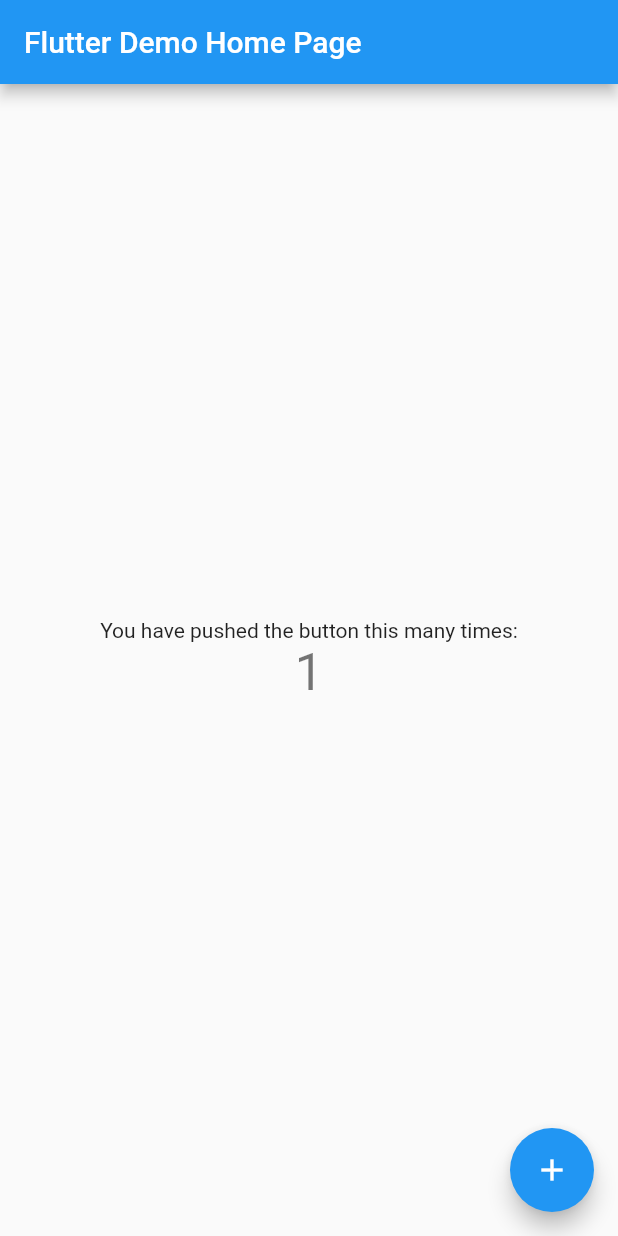
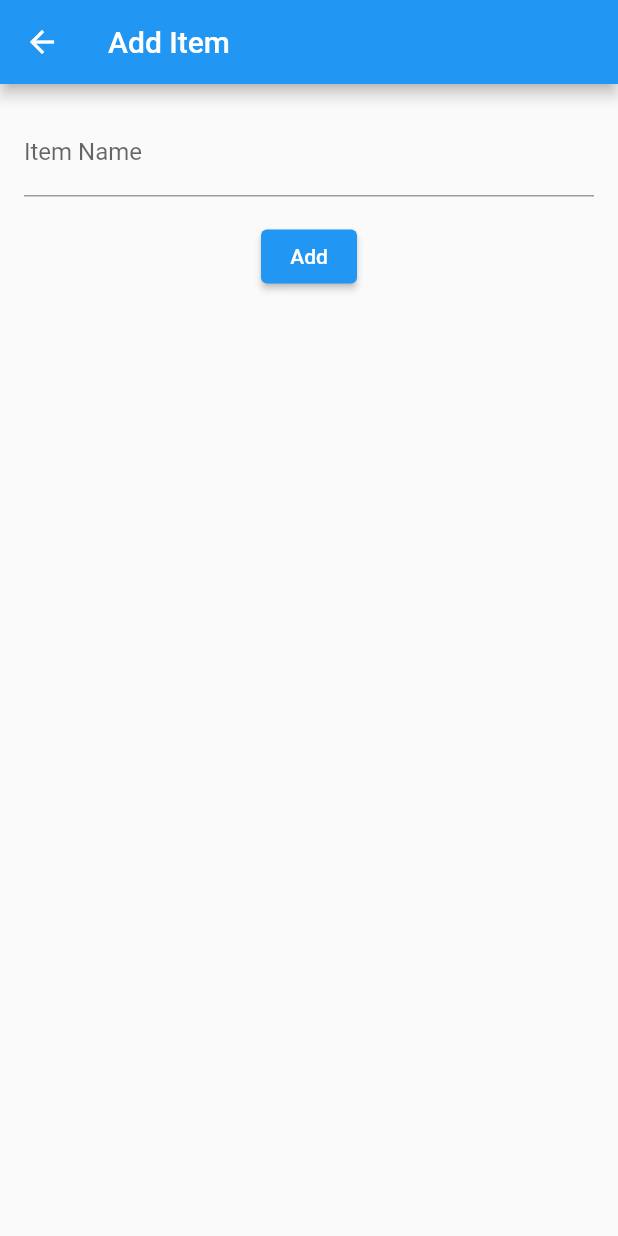
Before and after one commit to akcost/shop-list-app, a Flutter app: the screen it shows after launch, after a tap on the "add" icon, on a phone screen of 412 x 824 dp. Run offline on Flutter 3.47's test engine with Material 2 defaults, Android fonts, the phone set to English and light mode, and no system bars.

Commit message:
Added shopping list screen to display grocery items, a button to add items to the shopping list and checkboxes for grocery items in the list.

```diff
--- a/lib/main.dart
+++ b/lib/main.dart
@@ -1,4 +1,5 @@
 import 'package:flutter/material.dart';
+import 'package:shop_list_app/screens/shopping_list_screen.dart';
 
 void main() {
   runApp(const MyApp());
@@ -7,109 +8,14 @@ void main() {
 class MyApp extends StatelessWidget {
   const MyApp({super.key});
 
-  // This widget is the root of your application.
   @override
   Widget build(BuildContext context) {
     return MaterialApp(
-      title: 'Flutter Demo',
+      title: 'Shopping list',
       theme: ThemeData(
-        // This is the theme of your application.
-        //
-        // Try running your application with "flutter run". You'll see the
-        // application has a blue toolbar. Then, without quitting the app, try
-        // changing the primarySwatch below to Colors.green and then invoke
-        // "hot reload" (press "r" in the console where you ran "flutter run",
-        // or simply save your changes to "hot reload" in a Flutter IDE).
-        // Notice that the counter didn't reset back to zero; the application
-        // is not restarted.
         primarySwatch: Colors.blue,
       ),
-      home: const MyHomePage(title: 'Flutter Demo Home Page'),
+      home: const ShoppingListScreen(),
     );
   }
 }
-
-class MyHomePage extends StatefulWidget {
-  const MyHomePage({super.key, required this.title});
-
-  // This widget is the home page of your application. It is stateful, meaning
-  // that it has a State object (defined below) that contains fields that affect
-  // how it looks.
-
-  // This class is the configuration for the state. It holds the values (in this
-  // case the title) provided by the parent (in this case the App widget) and
-  // used by the build method of the State. Fields in a Widget subclass are
-  // always marked "final".
-
-  final String title;
-
-  @override
-  State<MyHomePage> createState() => _MyHomePageState();
-}
-
-class _MyHomePageState extends State<MyHomePage> {
-  int _counter = 0;
-
-  void _incrementCounter() {
-    setState(() {
-      // This call to setState tells the Flutter framework that something has
-      // changed in this State, which causes it to rerun the build method below
-      // so that the display can reflect the updated values. If we changed
-      // _counter without calling setState(), then the build method would not be
-      // called again, and so nothing would appear to happen.
-      _counter++;
-    });
-  }
-
-  @override
-  Widget build(BuildContext context) {
-    // This method is rerun every time setState is called, for instance as done
-    // by the _incrementCounter method above.
-    //
-    // The Flutter framework has been optimized to make rerunning build methods
-    // fast, so that you can just rebuild anything that needs updating rather
-    // than having to individually change instances of widgets.
-    return Scaffold(
-      appBar: AppBar(
-        // Here we take the value from the MyHomePage object that was created by
-        // the App.build method, and use it to set our appbar title.
-        title: Text(widget.title),
-      ),
-      body: Center(
-        // Center is a layout widget. It takes a single child and positions it
-        // in the middle of the parent.
-        child: Column(
-          // Column is also a layout widget. It takes a list of children and
-          // arranges them vertically. By default, it sizes itself to fit its
-          // children horizontally, and tries to be as tall as its parent.
-          //
-          // Invoke "debug painting" (press "p" in the console, choose the
-          // "Toggle Debug Paint" action from the Flutter Inspector in Android
-          // Studio, or the "Toggle Debug Paint" command in Visual Studio Code)
-          // to see the wireframe for each widget.
-          //
-          // Column has various properties to control how it sizes itself and
-          // how it positions its children. Here we use mainAxisAlignment to
-          // center the children vertically; the main axis here is the vertical
-          // axis because Columns are vertical (the cross axis would be
-          // horizontal).
-          mainAxisAlignment: MainAxisAlignment.center,
-          children: <Widget>[
-            const Text(
-              'You have pushed the button this many times:',
-            ),
-            Text(
-              '$_counter',
-              style: Theme.of(context).textTheme.headlineMedium,
-            ),
-          ],
-        ),
-      ),
-      floatingActionButton: FloatingActionButton(
-        onPressed: _incrementCounter,
-        tooltip: 'Increment',
-        child: const Icon(Icons.add),
-      ), // This trailing comma makes auto-formatting nicer for build methods.
-    );
-  }
-}
--- /dev/null
+++ b/lib/models/grocery_item.dart
@@ -0,0 +1,7 @@
+class GroceryItem {
+  const GroceryItem({
+    required this.name,
+  });
+
+  final String name;
+}
--- /dev/null
+++ b/lib/screens/add_item_screen.dart
@@ -0,0 +1,50 @@
+import 'package:flutter/material.dart';
+
+class AddItem extends StatefulWidget {
+  const AddItem({super.key});
+
+  @override
+  State<AddItem> createState() => _AddItemState();
+}
+
+class _AddItemState extends State<AddItem> {
+  final TextEditingController _textEditingController = TextEditingController();
+
+  @override
+  Widget build(BuildContext context) {
+    return Scaffold(
+      appBar: AppBar(
+        title: const Text("Add Item"),
+      ),
+      body: Padding(
+        padding: const EdgeInsets.all(16.0),
+        child: Column(
+          children: [
+            TextField(
+              controller: _textEditingController,
+              decoration: const InputDecoration(
+                labelText: "Item Name",
+              ),
+            ),
+            const SizedBox(height: 16.0),
+            ElevatedButton(
+              onPressed: () {
+                final newItem = _textEditingController.text.trim();
+                if (newItem.isNotEmpty) {
+                  Navigator.pop(context, newItem);
+                }
+              },
+              child: const Text("Add"),
+            ),
+          ],
+        ),
+      ),
+    );
+  }
+
+  @override
+  void dispose() {
+    _textEditingController.dispose();
+    super.dispose();
+  }
+}
--- /dev/null
+++ b/lib/screens/shopping_list_screen.dart
@@ -0,0 +1,77 @@
+import 'package:flutter/material.dart';
+import 'package:shop_list_app/models/grocery_item.dart';
+import 'package:shop_list_app/models/grocery_list_item.dart';
+
+import 'add_item_screen.dart';
+
+class ShoppingListScreen extends StatefulWidget {
+  const ShoppingListScreen({super.key});
+
+  @override
+  State<ShoppingListScreen> createState() => _ShoppingListScreenState();
+}
+
+class _ShoppingListScreenState extends State<ShoppingListScreen> {
+  final List<GroceryListItem> groceryListItems = [
+    GroceryListItem(
+        groceryItem: const GroceryItem(name: "Fish"), isChecked: false),
+    GroceryListItem(
+        groceryItem: const GroceryItem(name: "Bread"), isChecked: false),
+    GroceryListItem(
+        groceryItem: const GroceryItem(name: "Milk"), isChecked: false),
+  ];
+
+  Future<void> _navigateToAddItemScreen() async {
+    final newItem = await Navigator.push<String>(
+      context,
+      MaterialPageRoute(builder: (context) => const AddItem()),
+    );
+
+    if (newItem != null) {
+      setState(() {
+        groceryListItems.add(
+          GroceryListItem(
+            groceryItem: GroceryItem(name: newItem),
+            isChecked: false,
+          ),
+        );
+      });
+    }
+  }
+
+  @override
+  Widget build(BuildContext context) {
+    return Scaffold(
+      floatingActionButtonLocation: FloatingActionButtonLocation.centerFloat,
+      floatingActionButton: FloatingActionButton(
+        onPressed: _navigateToAddItemScreen,
+        child: const Icon(Icons.add),
+      ),
+      appBar: AppBar(
+        title: const Text("Shopping List"),
+      ),
+      body: ListView.builder(
+        itemCount: groceryListItems.length,
+        itemBuilder: (context, index) {
+          final groceryListItem = groceryListItems[index];
+          return ListTile(
+            onTap: () {
+              setState(() {
+                groceryListItem.isChecked = !groceryListItem.isChecked;
+              });
+            },
+            leading: Checkbox(
+              value: groceryListItem.isChecked,
+              onChanged: (value) {
+                setState(() {
+                  groceryListItem.isChecked = value ?? false;
+                });
+              },
+            ),
+            title: Text(groceryListItem.groceryItem.name),
+          );
+        },
+      ),
+    );
+  }
+}
```
Also changed, not shown: lib/models/grocery_list_item.dart (added, +11 -0 lines).
